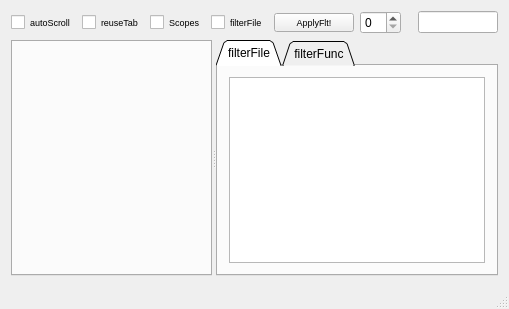
Before: the Qt Designer form trace_server/mainwindow.ui in mojmir-svoboda/DbgToolkit, drawn with Qt 5.
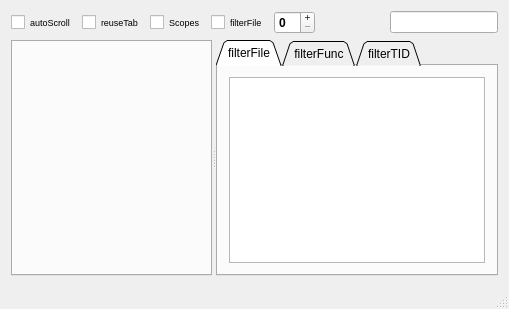
After: the same form once the commit is applied.

Commit message: + checkbox present by default + checkbox single click updates filter + checkbox dbl click updates filter - removed ApplyFlt button

Diff of the .ui file:
```diff
--- a/trace_server/mainwindow.ui
+++ b/trace_server/mainwindow.ui
@@ -66,20 +66,27 @@
        </widget>
       </item>
       <item>
-       <widget class="QPushButton" name="applyButton">
+       <widget class="QSpinBox" name="levelSpinBox">
         <property name="font">
          <font>
-          <pointsize>7</pointsize>
+          <weight>75</weight>
+          <bold>true</bold>
          </font>
         </property>
-        <property name="text">
-         <string>ApplyFlt!</string>
+        <property name="toolTip">
+         <string extracomment="controls debug level of connected "/>
+        </property>
+        <property name="whatsThis">
+         <string extracomment="controls debug level of connected "/>
+        </property>
+        <property name="readOnly">
+         <bool>false</bool>
+        </property>
+        <property name="buttonSymbols">
+         <enum>QAbstractSpinBox::PlusMinus</enum>
         </property>
        </widget>
       </item>
-      <item>
-       <widget class="QSpinBox" name="levelSpinBox"/>
-      </item>
       <item>
        <spacer name="horizontalSpacer">
         <property name="orientation">
@@ -165,6 +172,11 @@
          </item>
         </layout>
        </widget>
+       <widget class="QWidget" name="filterTID">
+        <attribute name="title">
+         <string>filterTID</string>
+        </attribute>
+       </widget>
       </widget>
      </widget>
     </item>
```
The commit also changes 5 other files.
